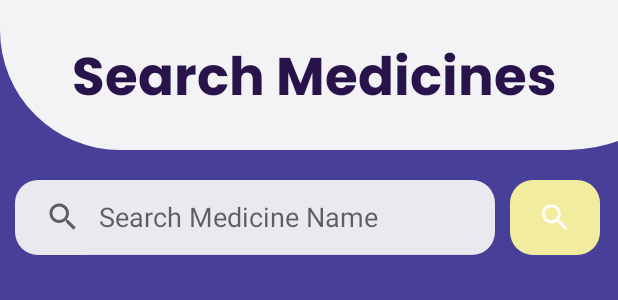
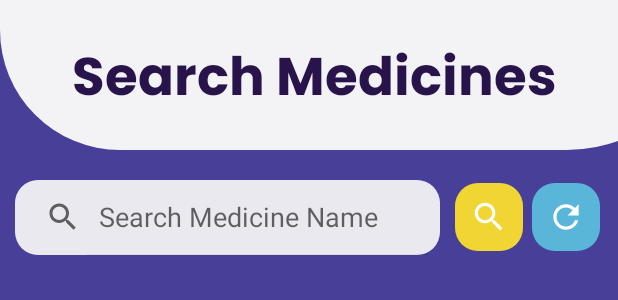
Before and after one commit to srividya-p/PillTracker, an Android app: the layout activity_medicine_search.xml on its own in the app's theme, with its tools: preview values and no code run, on a phone screen of 412 x 824 dp. Shown: the top 300 px of the screen. Run offline under Robolectric (Android 15) with nearby library versions, the phone set to English and light mode, and no system bars.

Commit message:
Added Reset Btn

```diff
--- /dev/null
+++ b/app/src/main/res/drawable/ic_baseline_refresh_24.xml
@@ -0,0 +1,5 @@
+<vector android:height="24dp" android:tint="#FFFFFF"
+    android:viewportHeight="24" android:viewportWidth="24"
+    android:width="24dp" xmlns:android="http://schemas.android.com/apk/res/android">
+    <path android:fillColor="@android:color/white" android:pathData="M17.65,6.35C16.2,4.9 14.21,4 12,4c-4.42,0 -7.99,3.58 -7.99,8s3.57,8 7.99,8c3.73,0 6.84,-2.55 7.73,-6h-2.08c-0.82,2.33 -3.04,4 -5.65,4 -3.31,0 -6,-2.69 -6,-6s2.69,-6 6,-6c1.66,0 3.14,0.69 4.22,1.78L13,11h7V4l-2.35,2.35z"/>
+</vector>
--- a/app/src/main/res/layout/activity_medicine_search.xml
+++ b/app/src/main/res/layout/activity_medicine_search.xml
@@ -42,7 +42,7 @@
 
         <androidx.appcompat.widget.SearchView
             android:id="@+id/search_bar"
-            android:layout_width="wrap_content"
+            android:layout_width="283dp"
             android:layout_height="50dp"
             android:layout_margin="10dp"
             android:background="@drawable/round_btns"
@@ -53,24 +53,37 @@
         </androidx.appcompat.widget.SearchView>
 
         <ImageButton
-            android:id="@+id/imageButton"
-            android:layout_width="60dp"
-            android:layout_height="50dp"
-            android:layout_marginTop="10dp"
+            android:id="@+id/search_druginfo_btn"
+            android:layout_width="45dp"
+            android:layout_height="45dp"
+            android:layout_marginTop="12dp"
             android:background="@drawable/round_btns"
-            android:backgroundTint="#FFFAA0"
-            android:padding="20px"
+            android:backgroundTint="#FEE12B"
+            android:padding="15px"
             android:scaleType="fitCenter"
-            app:srcCompat="@drawable/ic_baseline_search_24" />
+            app:srcCompat="@drawable/ic_baseline_search_24"
+            tools:ignore="SpeakableTextPresentCheck" />
+
+        <ImageButton
+            android:id="@+id/resetbtn"
+            android:layout_width="45dp"
+            android:layout_height="45dp"
+            android:layout_marginLeft="6dp"
+            android:layout_marginTop="12dp"
+            android:background="@drawable/round_btns"
+            android:backgroundTint="#5BC0DE"
+            android:padding="15px"
+            android:scaleType="fitCenter"
+            app:srcCompat="@drawable/ic_baseline_refresh_24" />
+
     </LinearLayout>
 
     <ListView
         android:id="@+id/medicineList"
-        android:layout_margin="2dp"
         android:layout_width="match_parent"
         android:layout_height="wrap_content"
+        android:layout_margin="2dp"
         android:divider="@android:color/transparent"
-        android:dividerHeight="10.0sp">
-    </ListView>
+        android:dividerHeight="10.0sp"></ListView>
 
 </LinearLayout>
```
